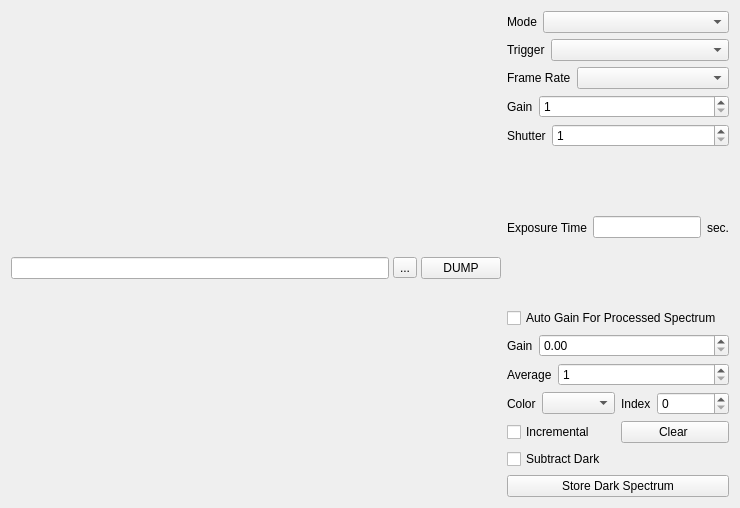
The window that modules/optics/core/digitalcameraform.ui (northriv/KAME) describes before a commit, drawn with Qt 5.
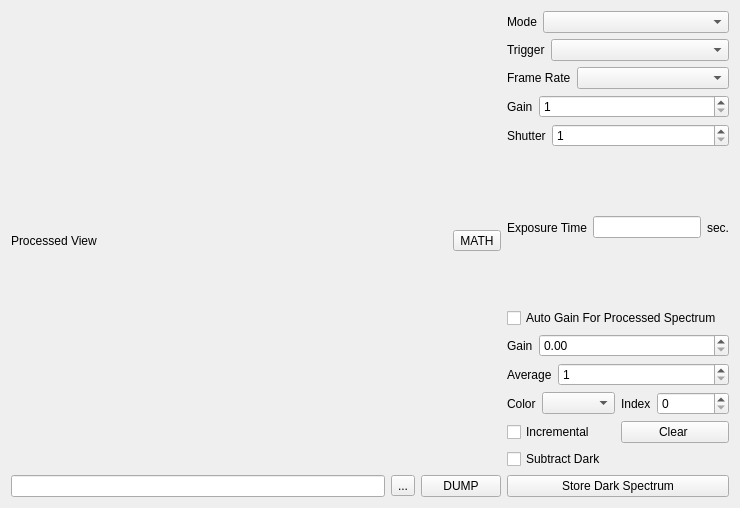
The same window after the commit. Custom widgets are drawn as their Qt base class.

Commit message: Graph 2D math

Patch:
```diff
--- a/modules/optics/core/digitalcameraform.ui
+++ b/modules/optics/core/digitalcameraform.ui
@@ -14,7 +14,7 @@
    <string>Network Analyzer Control</string>
   </property>
   <widget class="QWidget" name="widget">
-   <layout class="QHBoxLayout" name="horizontalLayout_8">
+   <layout class="QHBoxLayout" name="horizontalLayout_10">
     <item>
      <layout class="QVBoxLayout" name="verticalLayout_2">
       <item>
@@ -34,17 +34,61 @@
             <verstretch>0</verstretch>
            </sizepolicy>
           </property>
+          <property name="minimumSize">
+           <size>
+            <width>53</width>
+            <height>53</height>
+           </size>
+          </property>
          </widget>
         </item>
        </layout>
       </item>
       <item>
-       <layout class="QVBoxLayout" name="_4">
+       <layout class="QHBoxLayout" name="horizontalLayout_9">
         <item>
-         <layout class="QHBoxLayout" name="_5">
-          <property name="spacing">
-           <number>4</number>
+         <widget class="QLabel" name="textLabel1_2_5_3_3_13">
+          <property name="sizePolicy">
+           <sizepolicy hsizetype="Expanding" vsizetype="Preferred">
+            <horstretch>0</horstretch>
+            <verstretch>0</verstretch>
+           </sizepolicy>
           </property>
+          <property name="text">
+           <string>Processed View</string>
+          </property>
+          <property name="wordWrap">
+           <bool>false</bool>
+          </property>
+         </widget>
+        </item>
+        <item>
+         <widget class="QToolButton" name="m_tbMathMenu">
+          <property name="text">
+           <string>MATH</string>
+          </property>
+         </widget>
+        </item>
+       </layout>
+      </item>
+      <item>
+       <widget class="XQGraph" name="m_graphwidgetProcessed" native="true">
+        <property name="sizePolicy">
+         <sizepolicy hsizetype="Expanding" vsizetype="Expanding">
+          <horstretch>0</horstretch>
+          <verstretch>0</verstretch>
+         </sizepolicy>
+        </property>
+        <property name="minimumSize">
+         <size>
+          <width>53</width>
+          <height>53</height>
+         </size>
+        </property>
+       </widget>
+      </item>
+      <item>
+       <layout class="QHBoxLayout" name="horizontalLayout_8">
           <item>
            <widget class="QLineEdit" name="m_edDump"/>
           </item>
@@ -62,18 +106,6 @@
             </property>
             <property name="autoDefault">
              <bool>false</bool>
-            </property>
-           </widget>
-          </item>
-         </layout>
-        </item>
-        <item>
-         <widget class="XQGraph" name="m_graphwidgetProcessed" native="true">
-          <property name="sizePolicy">
-           <sizepolicy hsizetype="Expanding" vsizetype="Expanding">
-            <horstretch>0</horstretch>
-            <verstretch>0</verstretch>
-           </sizepolicy>
           </property>
          </widget>
         </item>
```
Lines whose indentation alone changed are shown as unchanged. The commit also changes 17 other files.
